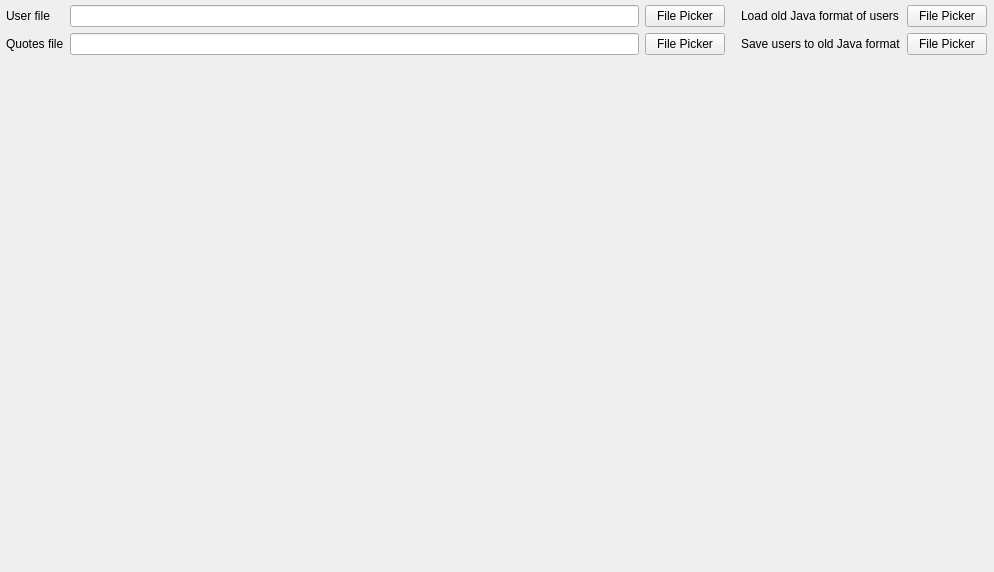
The window that PY/gui.ui (nike4613/BeanBoyBot) describes before a commit, drawn with Qt 5.
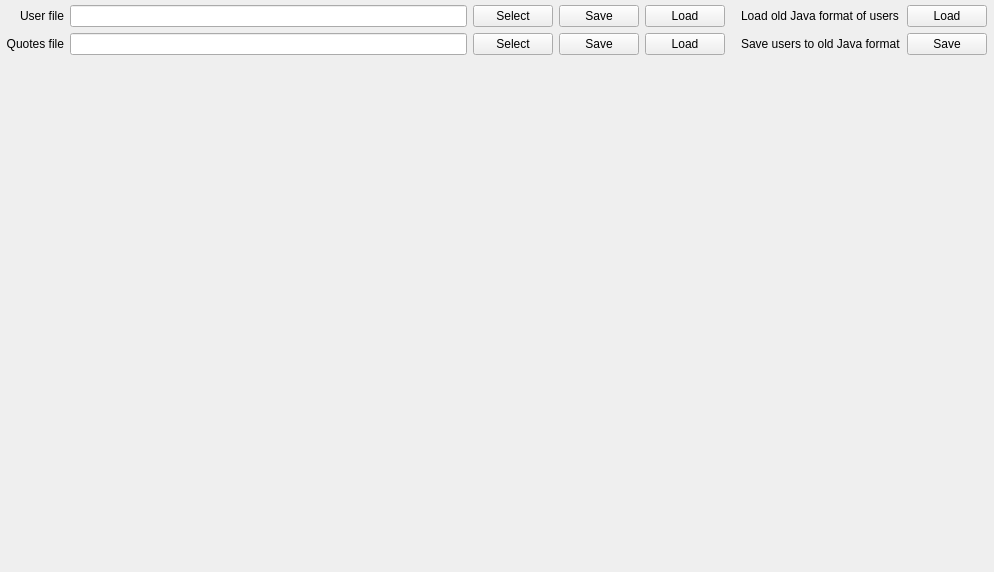
The same window after the commit.

Commit message: Basic GUI now is fully functional, saves CFG to script dir/cfg.ini Warnings from Qt can safely be ignored

```diff
--- a/PY/gui.ui
+++ b/PY/gui.ui
@@ -38,14 +38,27 @@
        <property name="bottomMargin">
         <number>5</number>
        </property>
+       <item row="1" column="2">
+        <widget class="QPushButton" name="pickerQuotesFile">
+         <property name="text">
+          <string>Select</string>
+         </property>
+        </widget>
+       </item>
        <item row="0" column="1">
         <widget class="QLineEdit" name="editUserFile"/>
        </item>
        <item row="0" column="0">
         <widget class="QLabel" name="lblUserFile">
+         <property name="layoutDirection">
+          <enum>Qt::LeftToRight</enum>
+         </property>
          <property name="text">
           <string>User file</string>
          </property>
+         <property name="alignment">
+          <set>Qt::AlignRight|Qt::AlignTrailing|Qt::AlignVCenter</set>
+         </property>
          <property name="buddy">
           <cstring>editUserFile</cstring>
          </property>
@@ -67,7 +80,7 @@
        <item row="0" column="2">
         <widget class="QPushButton" name="pickerUserFile">
          <property name="text">
-          <string>File Picker</string>
+          <string>Select</string>
          </property>
         </widget>
        </item>
@@ -76,6 +89,9 @@
          <property name="text">
           <string>Quotes file</string>
          </property>
+         <property name="alignment">
+          <set>Qt::AlignRight|Qt::AlignTrailing|Qt::AlignVCenter</set>
+         </property>
          <property name="buddy">
           <cstring>editQuotesFile</cstring>
          </property>
@@ -84,10 +100,31 @@
        <item row="1" column="1">
         <widget class="QLineEdit" name="editQuotesFile"/>
        </item>
-       <item row="1" column="2">
-        <widget class="QPushButton" name="pickerQuotesFile">
+       <item row="0" column="3">
+        <widget class="QPushButton" name="saveUsers">
          <property name="text">
-          <string>File Picker</string>
+          <string>Save</string>
+         </property>
+        </widget>
+       </item>
+       <item row="0" column="4">
+        <widget class="QPushButton" name="loadUsers">
+         <property name="text">
+          <string>Load</string>
+         </property>
+        </widget>
+       </item>
+       <item row="1" column="3">
+        <widget class="QPushButton" name="saveQuotes">
+         <property name="text">
+          <string>Save</string>
+         </property>
+        </widget>
+       </item>
+       <item row="1" column="4">
+        <widget class="QPushButton" name="loadQuotes">
+         <property name="text">
+          <string>Load</string>
          </property>
         </widget>
        </item>
@@ -110,7 +147,7 @@
        <item row="0" column="1">
         <widget class="QPushButton" name="pickerOldUserFile">
          <property name="text">
-          <string>File Picker</string>
+          <string>Load</string>
          </property>
         </widget>
        </item>
@@ -150,7 +187,7 @@
        <item row="1" column="1">
         <widget class="QPushButton" name="pickerSaveOldUserFile">
          <property name="text">
-          <string>File Picker</string>
+          <string>Save</string>
          </property>
         </widget>
        </item>
```
Left out of the diff: 70 changed lines with no effect on the pictures. The commit also changes 5 other files.
